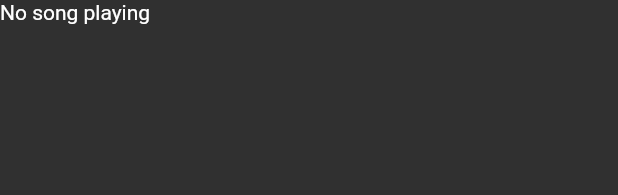
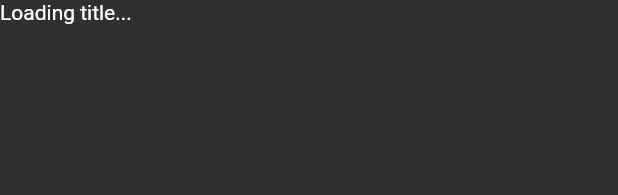
Before and after one commit to tsawhill/Simply, a Flutter app: the NowPlaying widget shown alone on an empty page, opened directly, on a phone screen of 412 x 824 dp. Shown: the top 195 px of the screen. Run offline on Flutter 3.47's test engine with Material 2 defaults, Android fonts, the phone set to English and light mode, and no system bars; our stand-ins replace audio_service, flutter_colorpicker, just_audio, shared_preferences; missing offline and left inert: flutter_audio_query; accounts and stored records are empty; statements that could not run were skipped.

```diff
--- a/lib/nowplaying.dart
+++ b/lib/nowplaying.dart
@@ -1,9 +1,5 @@
-import 'package:just_audio/just_audio.dart';
 import 'package:audio_service/audio_service.dart';
 import 'package:flutter/material.dart';
-import 'dart:async';
-
-import 'package:simply_music/mainscreen.dart';
 
 class NowPlaying extends StatefulWidget {
   @override
@@ -20,15 +16,14 @@ class NowPlayingState extends State<NowPlaying> {
         StreamBuilder<MediaItem>(
           stream: AudioService.currentMediaItemStream,
           builder: (context, snapshot) {
-            final screenState = snapshot.data;
-            if(!snapshot.hasData){
-              return Container(child: Text('No song playing'));
+            print(snapshot.data);
+            if (snapshot.hasData) {
+              return Text('Title: ${snapshot.data?.title}');
+            } else if (snapshot.hasError) {
+              return Text('Error: ${snapshot.error}');
             }
-            else{
-              return Container(
-                child: Text('$screenState.title'),
-              );
-            }
+            return Text('Loading title...');
+
           },
         )
         ]
```
